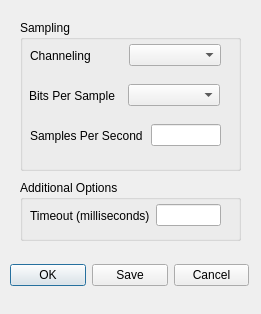
Old version of the form audiosettings.ui in the repository JosiahSnarr/ESEIntercom.
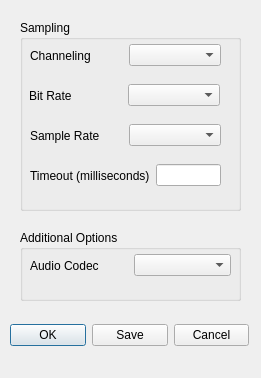
New version of the form. Icons and pictures are not drawn.

Commit message: added base for audio recording and playback using QT

Diff of the .ui file:
```diff
--- a/audiosettings.ui
+++ b/audiosettings.ui
@@ -7,7 +7,7 @@
     <x>0</x>
     <y>0</y>
     <width>261</width>
-    <height>314</height>
+    <height>378</height>
    </rect>
   </property>
   <property name="windowTitle">
@@ -23,7 +23,7 @@
      <x>20</x>
      <y>20</y>
      <width>221</width>
-     <height>151</height>
+     <height>191</height>
     </rect>
    </property>
    <property name="title">
@@ -64,7 +64,7 @@
      <item>
       <widget class="QLabel" name="lbBitPerSec">
        <property name="text">
-        <string>Bits Per Sample</string>
+        <string>Bit Rate</string>
        </property>
       </widget>
      </item>
@@ -86,46 +86,20 @@
      <item>
       <widget class="QLabel" name="lbSamplesPerSec">
        <property name="text">
-        <string>Samples Per Second</string>
+        <string>Sample Rate</string>
        </property>
       </widget>
      </item>
      <item>
-      <spacer name="horizontalSpacer">
-       <property name="orientation">
-        <enum>Qt::Horizontal</enum>
-       </property>
-       <property name="sizeHint" stdset="0">
-        <size>
-         <width>40</width>
-         <height>20</height>
-        </size>
-       </property>
-      </spacer>
-     </item>
-     <item>
-      <widget class="QLineEdit" name="etSamplesPerSecond"/>
+      <widget class="QComboBox" name="cmbSampleRate"/>
      </item>
     </layout>
    </widget>
-  </widget>
-  <widget class="QGroupBox" name="gbAudioTimeout">
-   <property name="geometry">
-    <rect>
-     <x>20</x>
-     <y>180</y>
-     <width>221</width>
-     <height>61</height>
-    </rect>
-   </property>
-   <property name="title">
-    <string>Additional Options</string>
-   </property>
    <widget class="QWidget" name="horizontalLayoutWidget_4">
     <property name="geometry">
      <rect>
       <x>10</x>
-      <y>20</y>
+      <y>140</y>
       <width>191</width>
       <height>31</height>
      </rect>
@@ -144,11 +118,46 @@
     </layout>
    </widget>
   </widget>
+  <widget class="QGroupBox" name="gbAudioTimeout">
+   <property name="geometry">
+    <rect>
+     <x>20</x>
+     <y>230</y>
+     <width>221</width>
+     <height>71</height>
+    </rect>
+   </property>
+   <property name="title">
+    <string>Additional Options</string>
+   </property>
+   <widget class="QWidget" name="horizontalLayoutWidget_6">
+    <property name="geometry">
+     <rect>
+      <x>10</x>
+      <y>20</y>
+      <width>201</width>
+      <height>31</height>
+     </rect>
+    </property>
+    <layout class="QHBoxLayout" name="horizontalLayout_6">
+     <item>
+      <widget class="QLabel" name="lbAudioCodec">
+       <property name="text">
+        <string>Audio Codec</string>
+       </property>
+      </widget>
+     </item>
+     <item>
+      <widget class="QComboBox" name="cmbAudioCodec"/>
+     </item>
+    </layout>
+   </widget>
+  </widget>
   <widget class="QWidget" name="horizontalLayoutWidget_5">
    <property name="geometry">
     <rect>
      <x>10</x>
-     <y>250</y>
+     <y>310</y>
      <width>239</width>
      <height>51</height>
     </rect>
```
Left out of the diff: 2 changed lines with no effect on the pictures. The commit also changes 6 other files.
